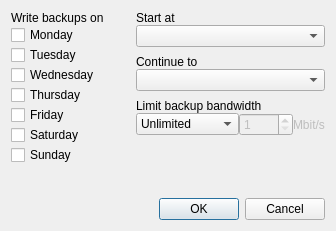
The window that client/src/ui/dialogs/backup_schedule_dialog.ui (networkoptix/nx_open) describes before a commit, drawn with Qt 5.
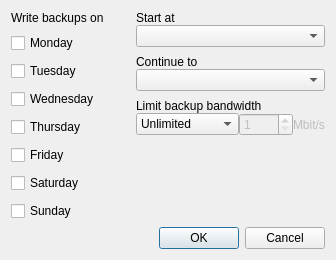
The same window after the commit.

What changed in the file:
```diff
--- a/client/src/ui/dialogs/backup_schedule_dialog.ui
+++ b/client/src/ui/dialogs/backup_schedule_dialog.ui
@@ -21,6 +21,9 @@
      </property>
      <item>
       <layout class="QVBoxLayout" name="verticalLayout">
+       <property name="spacing">
+        <number>8</number>
+       </property>
        <item>
         <widget class="QLabel" name="label">
          <property name="text">
```
